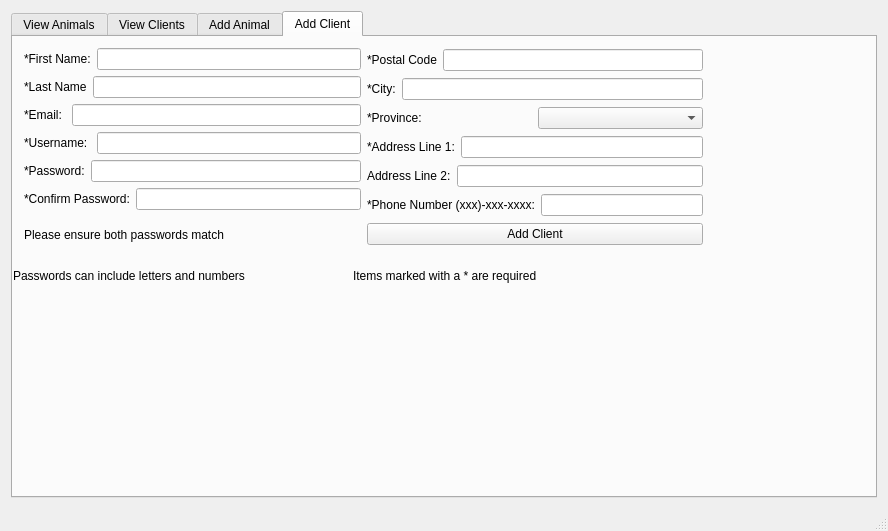
Old version of the form CUACS/cuacsview.ui in the repository davidNguyenCU/3004cuACS.
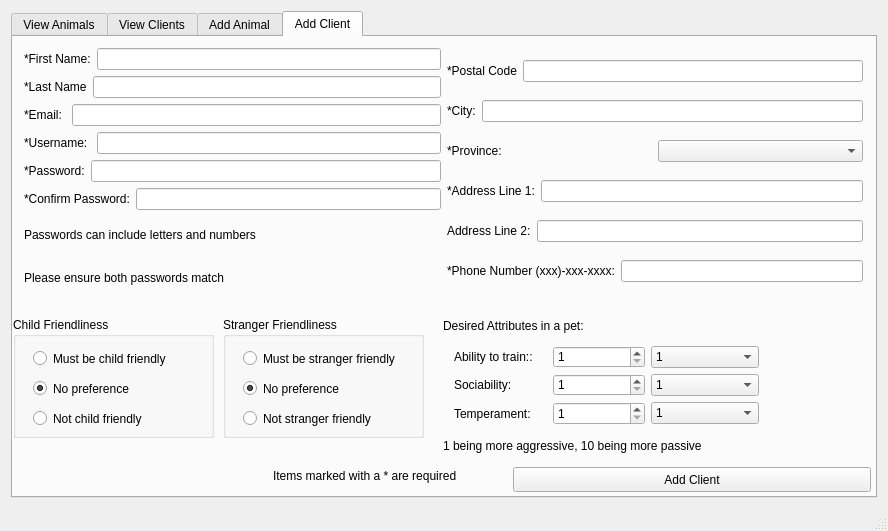
New version of the form. The open tabs and pages were chosen to show the change.

Commit message: Added login for client, and client editing

The edit to the form file:
```diff
--- a/CUACS/cuacsview.ui
+++ b/CUACS/cuacsview.ui
@@ -15,7 +15,7 @@
   </property>
   <widget class="QWidget" name="centralWidget">
    <layout class="QGridLayout" name="gridLayout_2">
-    <item row="0" column="1">
+    <item row="0" column="0">
      <widget class="QTabWidget" name="tabView">
       <property name="enabled">
        <bool>true</bool>
@@ -755,8 +755,8 @@
          <rect>
           <x>0</x>
           <y>0</y>
-          <width>701</width>
-          <height>227</height>
+          <width>861</width>
+          <height>270</height>
          </rect>
         </property>
         <layout class="QHBoxLayout" name="horizontalLayout_20">
@@ -846,6 +846,13 @@
              </item>
             </layout>
            </item>
+           <item>
+            <widget class="QLabel" name="label_9">
+             <property name="text">
+              <string>Passwords can include letters and numbers</string>
+             </property>
+            </widget>
+           </item>
            <item>
             <widget class="QLabel" name="passConLbl">
              <property name="text">
@@ -941,13 +948,6 @@
              </item>
             </layout>
            </item>
-           <item>
-            <widget class="QPushButton" name="addClientBtn">
-             <property name="text">
-              <string>Add Client</string>
-             </property>
-            </widget>
-           </item>
           </layout>
          </item>
         </layout>
@@ -955,8 +955,8 @@
        <widget class="QLabel" name="emptyClientLbl">
         <property name="geometry">
          <rect>
-          <x>340</x>
-          <y>230</y>
+          <x>260</x>
+          <y>430</y>
           <width>231</width>
           <height>17</height>
          </rect>
@@ -965,19 +965,290 @@
          <string>Items marked with a * are required</string>
         </property>
        </widget>
-       <widget class="QLabel" name="label_9">
+       <widget class="QGroupBox" name="groupBox">
         <property name="geometry">
          <rect>
           <x>0</x>
-          <y>230</y>
-          <width>291</width>
+          <y>280</y>
+          <width>201</width>
+          <height>121</height>
+         </rect>
+        </property>
+        <property name="title">
+         <string>Child Friendliness</string>
+        </property>
+        <widget class="QRadioButton" name="childFriendly">
+         <property name="geometry">
+          <rect>
+           <x>20</x>
+           <y>30</y>
+           <width>171</width>
+           <height>23</height>
+          </rect>
+         </property>
+         <property name="text">
+          <string>Must be child friendly</string>
+         </property>
+        </widget>
+        <widget class="QRadioButton" name="noChildPreference">
+         <property name="geometry">
+          <rect>
+           <x>20</x>
+           <y>60</y>
+           <width>161</width>
+           <height>23</height>
+          </rect>
+         </property>
+         <property name="text">
+          <string>No preference</string>
+         </property>
+         <property name="checked">
+          <bool>true</bool>
+         </property>
+        </widget>
+        <widget class="QRadioButton" name="notFriendlyChild">
+         <property name="geometry">
+          <rect>
+           <x>20</x>
+           <y>90</y>
+           <width>171</width>
+           <height>23</height>
+          </rect>
+         </property>
+         <property name="text">
+          <string>Not child friendly</string>
+         </property>
+        </widget>
+       </widget>
+       <widget class="QPushButton" name="addClientBtn">
+        <property name="geometry">
+         <rect>
+          <x>500</x>
+          <y>430</y>
+          <width>358</width>
+          <height>25</height>
+         </rect>
+        </property>
+        <property name="text">
+         <string>Add Client</string>
+        </property>
+       </widget>
+       <widget class="QGroupBox" name="groupBox_2">
+        <property name="geometry">
+         <rect>
+          <x>210</x>
+          <y>280</y>
+          <width>201</width>
+          <height>121</height>
+         </rect>
+        </property>
+        <property name="title">
+         <string>Stranger Friendliness</string>
+        </property>
+        <widget class="QRadioButton" name="strangeFriend">
+         <property name="geometry">
+          <rect>
+           <x>20</x>
+           <y>30</y>
+           <width>171</width>
+           <height>23</height>
+          </rect>
+         </property>
+         <property name="text">
+          <string>Must be stranger friendly</string>
+         </property>
+        </widget>
+        <widget class="QRadioButton" name="noStrangePreference">
+         <property name="geometry">
+          <rect>
+           <x>20</x>
+           <y>60</y>
+           <width>161</width>
+           <height>23</height>
+          </rect>
+         </property>
+         <property name="text">
+          <string>No preference</string>
+         </property>
+         <property name="checked">
+          <bool>true</bool>
+         </property>
+        </widget>
+        <widget class="QRadioButton" name="notFriendlyStrange">
+         <property name="geometry">
+          <rect>
+           <x>20</x>
+           <y>90</y>
+           <width>171</width>
+           <height>23</height>
+          </rect>
+         </property>
+         <property name="text">
+          <string>Not stranger friendly</string>
+         </property>
+        </widget>
+       </widget>
+       <widget class="QLabel" name="label_34">
+        <property name="geometry">
+         <rect>
+          <x>430</x>
+          <y>280</y>
+          <width>181</width>
           <height>17</height>
          </rect>
         </property>
         <property name="text">
-         <string>Passwords can include letters and numbers</string>
+         <string>Desired Attributes in a pet:</string>
         </property>
        </widget>
+       <widget class="QLabel" name="label_38">
+        <property name="geometry">
+         <rect>
+          <x>430</x>
+          <y>400</y>
+          <width>331</width>
+          <height>17</height>
+         </rect>
+        </property>
+        <property name="text">
+         <string>1 being more aggressive, 10 being more passive</string>
+        </property>
+       </widget>
+       <widget class="QWidget" name="gridLayoutWidget_2">
+        <property name="geometry">
+         <rect>
+          <x>430</x>
+          <y>298</y>
+          <width>327</width>
+          <height>101</height>
+         </rect>
+        </property>
+        <layout class="QGridLayout" name="gridLayout">
+         <item row="2" column="0">
+          <widget class="QLabel" name="label_36">
+           <property name="text">
+            <string>Sociability:</string>
+           </property>
+          </widget>
+         </item>
+         <item row="3" column="2">
+          <widget class="QComboBox" name="tempRank">
+           <item>
+            <property name="text">
+             <string>1</string>
+            </property>
+           </item>
+           <item>
+            <property name="text">
+             <string>2</string>
+            </property>
+           </item>
+           <item>
+            <property name="text">
+             <string>3</string>
+            </property>
+           </item>
+           <item>
+            <property name="text">
+             <string>No preference</string>
+            </property>
+           </item>
+          </widget>
+         </item>
+         <item row="3" column="0">
+          <widget class="QLabel" name="label_37">
+           <property name="text">
+            <string>Temperament:</string>
+           </property>
+          </widget>
+         </item>
+         <item row="2" column="2">
+          <widget class="QComboBox" name="socRank">
+           <item>
+            <property name="text">
+             <string>1</string>
+            </property>
+           </item>
+           <item>
+            <property name="text">
+             <string>2</string>
+            </property>
+           </item>
+           <item>
+            <property name="text">
+             <string>3</string>
+            </property>
+           </item>
+           <item>
+            <property name="text">
+             <string>No preference</string>
+            </property>
+           </item>
+          </widget>
+         </item>
+         <item row="1" column="2">
+          <widget class="QComboBox" name="trainRank">
+           <item>
+            <property name="text">
+             <string>1</string>
+            </property>
+           </item>
+           <item>
+            <property name="text">
+             <string>2</string>
+            </property>
+           </item>
+           <item>
+            <property name="text">
+             <string>3</string>
+            </property>
+           </item>
+           <item>
+            <property name="text">
+             <string>No preference</string>
+            </property>
+           </item>
+          </widget>
+         </item>
+         <item row="1" column="0">
+          <widget class="QLabel" name="label_35">
+           <property name="text">
+            <string>Ability to train::</string>
+           </property>
+          </widget>
+         </item>
+         <item row="1" column="1">
+          <widget class="QSpinBox" name="trainSpin">
+           <property name="minimum">
+            <number>1</number>
+           </property>
+           <property name="maximum">
+            <number>10</number>
+           </property>
+          </widget>
+         </item>
+         <item row="2" column="1">
+          <widget class="QSpinBox" name="socSpin">
+           <property name="minimum">
+            <number>1</number>
+           </property>
+           <property name="maximum">
+            <number>10</number>
+           </property>
+          </widget>
+         </item>
+         <item row="3" column="1">
+          <widget class="QSpinBox" name="tempSpin">
+           <property name="minimum">
+            <number>1</number>
+           </property>
+           <property name="maximum">
+            <number>10</number>
+           </property>
+          </widget>
+         </item>
+        </layout>
+       </widget>
       </widget>
      </widget>
     </item>
```
Left out of the diff: 30 changed lines with no effect on the pictures. Lines whose indentation alone changed are shown as unchanged. The commit also changes 22 other files.
